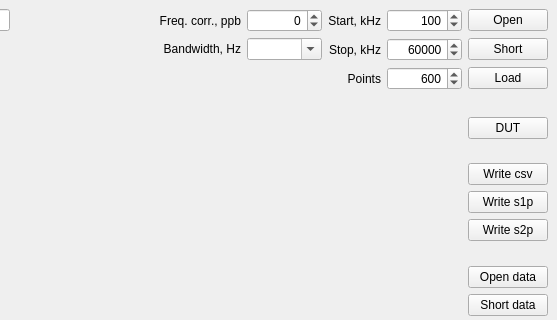
Old version of the form projects/vna/client/vna.ui in the repository pavel-demin/red-pitaya-notes; both pictures show x 193 to 750 and y 0 to 320 of the 750 by 600 pixel window.
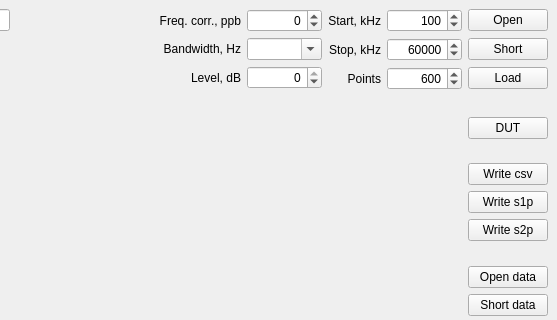
New version of the form.

Commit message: add level control to vna

Patch:
```diff
--- a/projects/vna/client/vna.ui
+++ b/projects/vna/client/vna.ui
@@ -153,6 +153,35 @@
          </property>
         </widget>
        </item>
+       <item row="4" column="3">
+        <widget class="QLabel" name="levelLabel">
+         <property name="text">
+          <string>Level, dB</string>
+         </property>
+         <property name="alignment">
+          <set>Qt::AlignRight|Qt::AlignTrailing|Qt::AlignVCenter</set>
+         </property>
+        </widget>
+       </item>
+       <item row="4" column="4">
+        <widget class="QSpinBox" name="levelValue">
+         <property name="alignment">
+          <set>Qt::AlignRight|Qt::AlignTrailing|Qt::AlignVCenter</set>
+         </property>
+         <property name="minimum">
+          <number>-60</number>
+         </property>
+         <property name="maximum">
+          <number>0</number>
+         </property>
+         <property name="singleStep">
+          <number>6</number>
+         </property>
+         <property name="value">
+          <number>0</number>
+         </property>
+        </widget>
+       </item>
       </layout>
      </widget>
     </item>
```
The commit also changes 5 other files.
